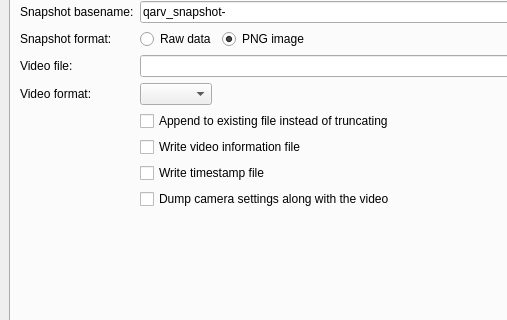
First picture: the form in src/mainwindow.ui, repository AD-Vega/qarv, before the edit; both pictures show x 0 to 507 and y 100 to 420 of the 926 by 567 pixel window.
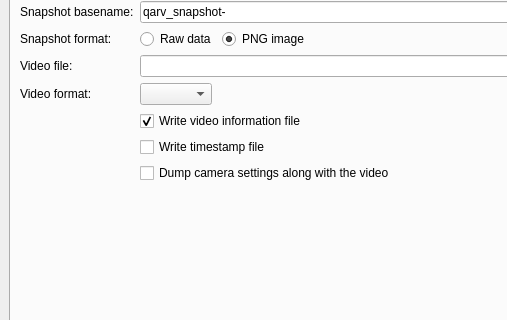
Second picture: the form after the edit. The open tabs and pages were chosen to show the change. Icons and pictures are not drawn. Custom widgets are drawn as their Qt base class.

What changed in the file:
```diff
--- a/src/mainwindow.ui
+++ b/src/mainwindow.ui
@@ -899,26 +899,6 @@
          </widget>
         </item>
         <item row="8" column="1">
-         <widget class="QCheckBox" name="recordAppendCheck">
-          <property name="toolTip">
-           <string>Normally, an existing file is overwritten. Press this to append to the end instead. Only works with raw video. Make sure camera settings are appropriate.</string>
-          </property>
-          <property name="text">
-           <string>Append to existing file instead of truncating</string>
-          </property>
-         </widget>
-        </item>
-        <item row="11" column="1">
-         <widget class="QCheckBox" name="recordMetadataCheck">
-          <property name="toolTip">
-           <string>Creates an additional file with .caminfo extension. It can be loaded using Advanced settings tab.</string>
-          </property>
-          <property name="text">
-           <string>Dump camera settings along with the video</string>
-          </property>
-         </widget>
-        </item>
-        <item row="9" column="1">
          <widget class="QCheckBox" name="recordInfoCheck">
           <property name="toolTip">
            <string>Raw video formats do not contain any identifying information in the video file itself. If checked, an additional file with a .qarv extension will be created and will contain video format information. This file can be opened with the qarv video player.</string>
@@ -926,9 +906,12 @@
           <property name="text">
            <string>Write video information file</string>
           </property>
+          <property name="checked">
+           <bool>true</bool>
+          </property>
          </widget>
         </item>
-        <item row="10" column="1">
+        <item row="9" column="1">
          <widget class="QCheckBox" name="recordTimestampsCheck">
           <property name="toolTip">
            <string>An additional file with a .timestamps extension will be created and will contain frame timestamps in nanoseconds, one per line, in text form.</string>
@@ -938,6 +921,16 @@
           </property>
          </widget>
         </item>
+        <item row="10" column="1">
+         <widget class="QCheckBox" name="recordMetadataCheck">
+          <property name="toolTip">
+           <string>Creates an additional file with .caminfo extension. It can be loaded using Advanced settings tab.</string>
+          </property>
+          <property name="text">
+           <string>Dump camera settings along with the video</string>
+          </property>
+         </widget>
+        </item>
        </layout>
       </widget>
       <widget class="QWidget" name="aboutTab">
```
